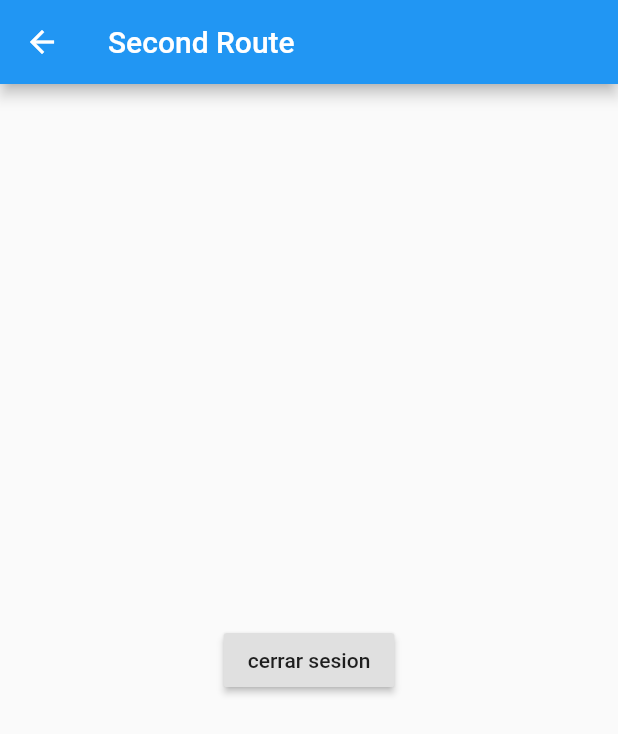
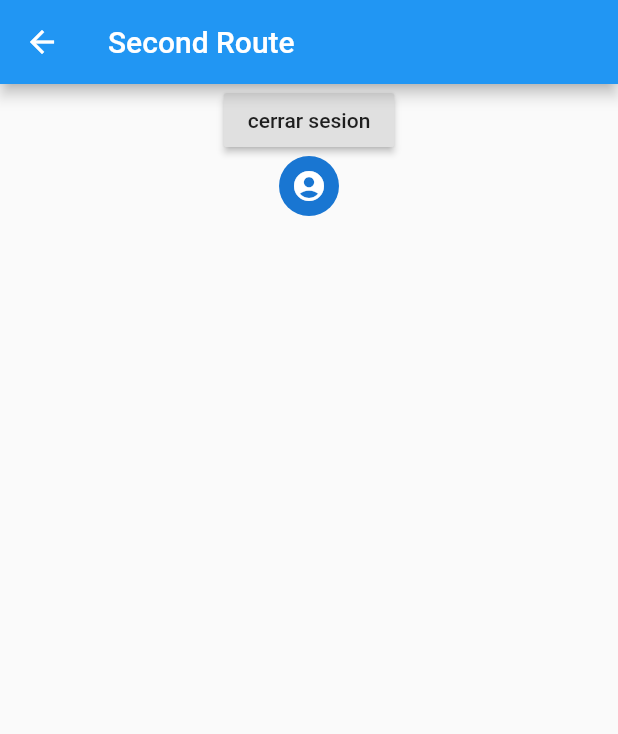
Before and after one commit to ocampo320/login_flutter, a Flutter app: the screen it shows after launch, after a tap on "Login", after a tap on "Ir a perfil", on a phone screen of 412 x 824 dp. Shown: the top 734 px of the screen. Run offline on Flutter 3.47's test engine with Material 2 defaults, Android fonts, the phone set to English and light mode, and no system bars.

Commit message:
se agrega widgest

```diff
--- a/lib/home.dart
+++ b/lib/home.dart
@@ -3,19 +3,23 @@ import 'package:logintaller/perfil.dart';
 
 class Home extends StatelessWidget {
   String user;
+  int edad;
+  String name;
 
   /**
    * constructor con parametros
    */
-  Home(this.user);
+  Home(this.user, this.edad);
+
   @override
   Widget build(BuildContext context) {
     return Scaffold(
         appBar: AppBar(
           title: Text(user),
         ),
-      body: Center(
-        child: RaisedButton(
+        body: Column(
+          children: <Widget>[
+            RaisedButton(
               child: Text("Ir a perfil"),
               onPressed: () {
                 Navigator.push(
@@ -24,7 +28,13 @@ class Home extends StatelessWidget {
                 );
               },
             ),
+            Padding(
+              padding: const EdgeInsets.only(right: 20, left: 20),
+              child: Card(
+                child: Text("Mis Videos"),
               ),
-    );
+            )
+          ],
+        ));
   }
 }
--- a/lib/main.dart
+++ b/lib/main.dart
@@ -73,7 +73,7 @@ class Login extends StatelessWidget {
                         Navigator.pushReplacement(
                           context,
                           MaterialPageRoute(
-                              builder: (context) => Home("Deivi Ocampo")),
+                              builder: (context) => Home("Deivi Ocampo", 29)),
                         );
                       },
                     )),
--- a/lib/perfil.dart
+++ b/lib/perfil.dart
@@ -8,7 +8,9 @@ class Perfil extends StatelessWidget {
       appBar: AppBar(
         title: Text("Second Route"),
       ),
-      body: Center(
+      body: Column(
+        children: <Widget>[
+          Center(
             child: RaisedButton(
               child: Text("cerrar sesion"),
               onPressed: () {
@@ -18,6 +20,11 @@ class Perfil extends StatelessWidget {
               },
             ),
           ),
+          CircleAvatar(
+            child: Icon(Icons.account_circle),
+          )
+        ],
+      ),
     );
   }
 }
```
Lines whose indentation alone changed are shown as unchanged.
